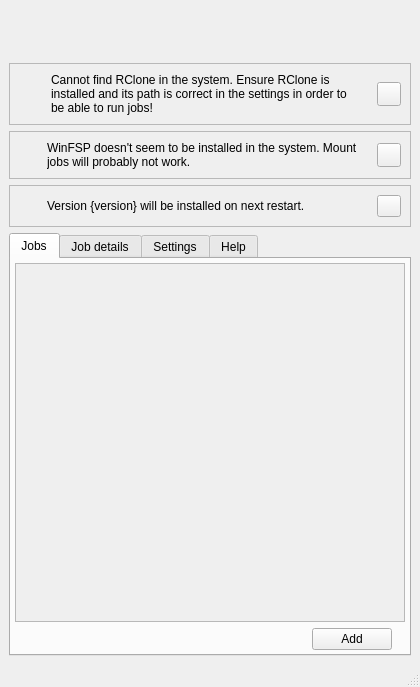
duri93/OneClone, file src/view/MainWindow.ui: the form before one commit.
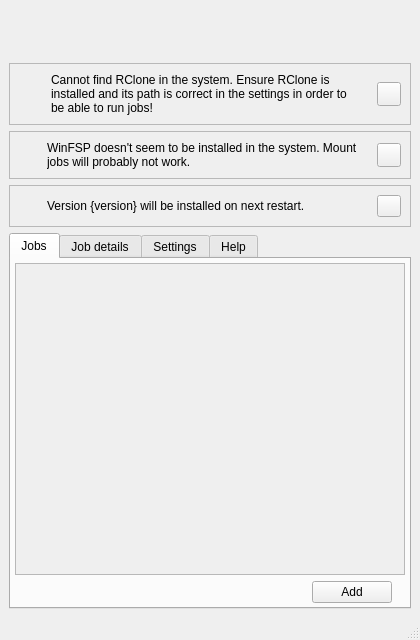
The form after the commit. The open tabs and pages were chosen to show the change. Icons and pictures are not drawn. Custom widgets are drawn as their Qt base class.

Commit message: Updated tab order

Patch:
```diff
--- a/src/view/MainWindow.ui
+++ b/src/view/MainWindow.ui
@@ -10,7 +10,7 @@
     <x>0</x>
     <y>0</y>
     <width>420</width>
-    <height>687</height>
+    <height>640</height>
    </rect>
   </property>
   <property name="sizePolicy">
@@ -365,7 +365,7 @@
              <x>0</x>
              <y>0</y>
              <width>388</width>
-             <height>332</height>
+             <height>285</height>
             </rect>
            </property>
            <property name="sizePolicy">
```
Left out of the diff: 40 changed lines with no effect on the pictures.
